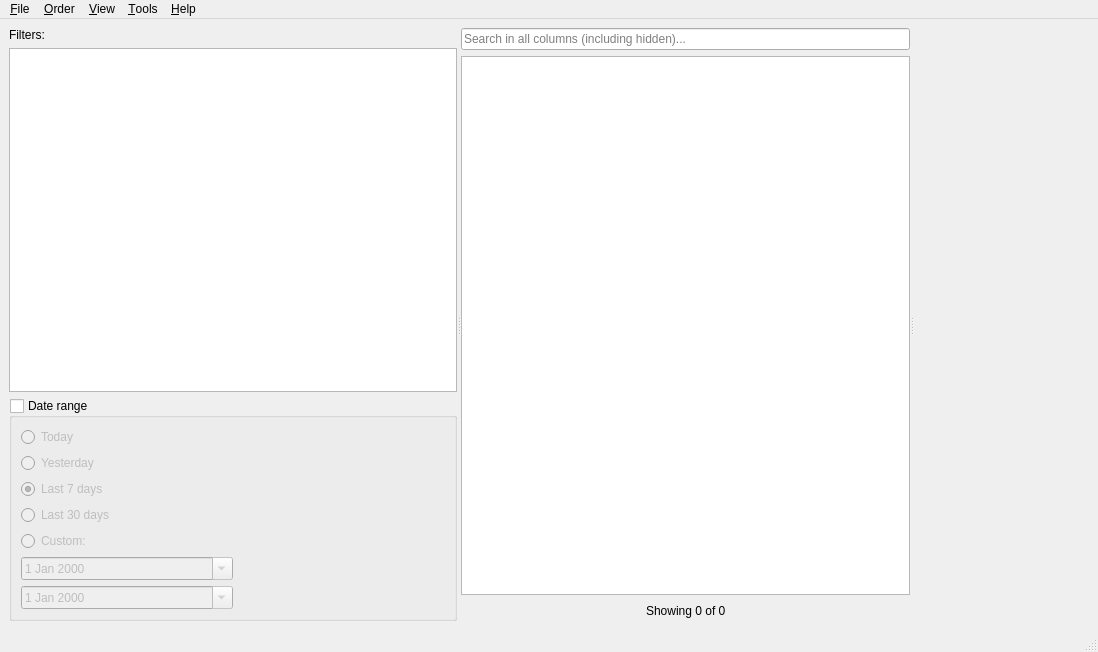
arturo182/lectronizer, file widgets/mainwindow.ui: the form before one commit.
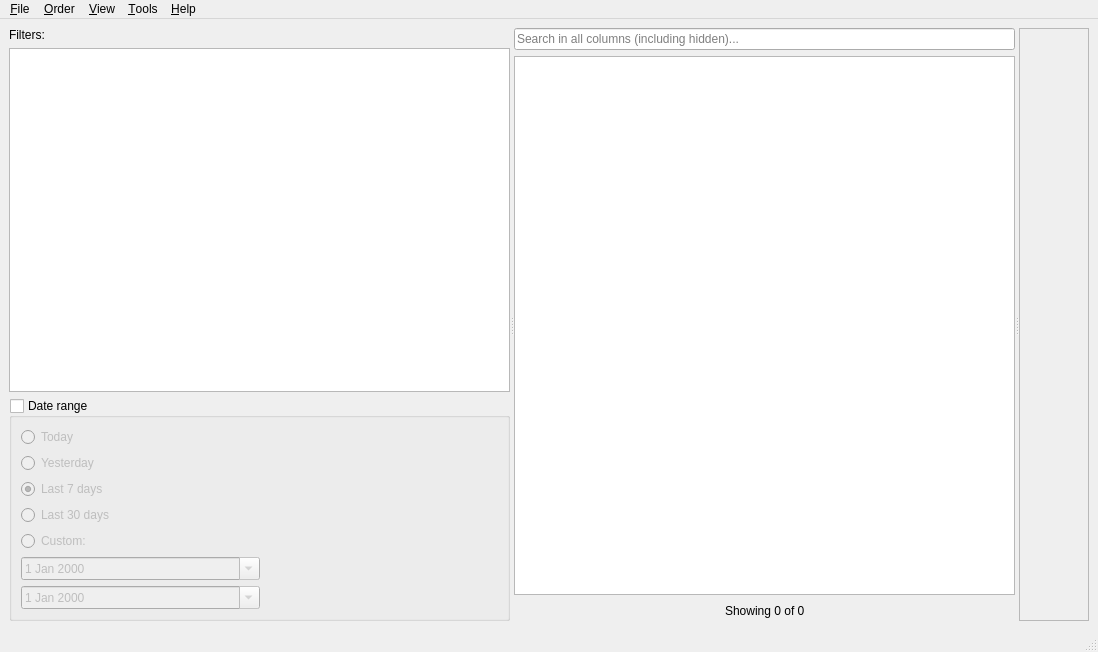
The form after the commit. Icons and pictures are not drawn. Custom widgets are drawn as their Qt base class.

Patch:
```diff
--- a/widgets/mainwindow.ui
+++ b/widgets/mainwindow.ui
@@ -265,9 +265,6 @@
        </layout>
       </widget>
       <widget class="QScrollArea" name="detailScroll">
-       <property name="frameShape">
-        <enum>QFrame::NoFrame</enum>
-       </property>
        <property name="frameShadow">
         <enum>QFrame::Plain</enum>
        </property>
```
